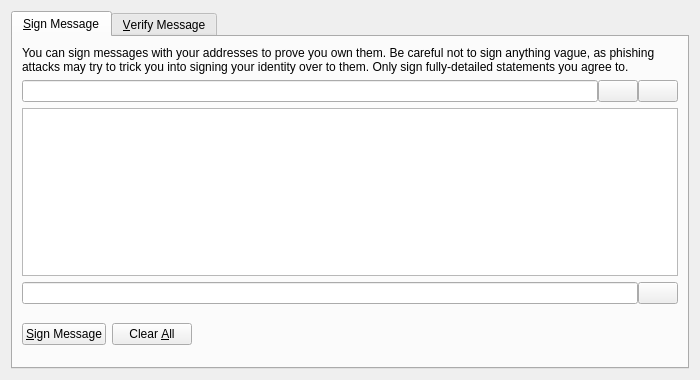
Old version of the form src/qt/forms/signverifymessagedialog.ui in the repository coincryptonium/cryptoniumcoin.
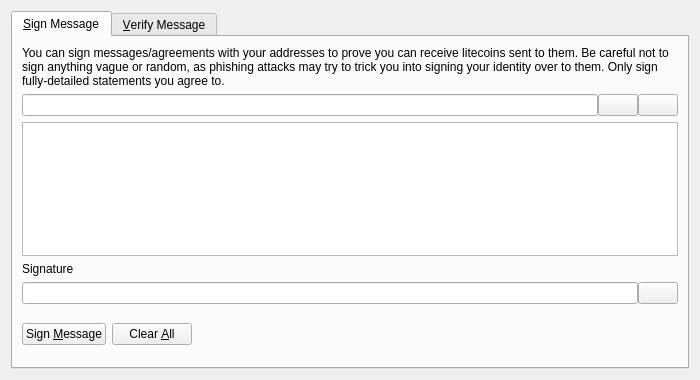
New version of the form. The open tabs and pages were chosen to show the change. Icons and pictures are not drawn. Custom widgets are drawn as their Qt base class.

What changed in the file:
```diff
--- a/src/qt/forms/signverifymessagedialog.ui
+++ b/src/qt/forms/signverifymessagedialog.ui
@@ -30,7 +30,7 @@
        <item>
         <widget class="QLabel" name="infoLabel_SM">
          <property name="text">
-          <string>You can sign messages with your addresses to prove you own them. Be careful not to sign anything vague, as phishing attacks may try to trick you into signing your identity over to them. Only sign fully-detailed statements you agree to.</string>
+          <string>You can sign messages/agreements with your addresses to prove you can receive litecoins sent to them. Be careful not to sign anything vague or random, as phishing attacks may try to trick you into signing your identity over to them. Only sign fully-detailed statements you agree to.</string>
          </property>
          <property name="textFormat">
           <enum>Qt::PlainText</enum>
@@ -104,6 +104,16 @@
          </property>
         </widget>
        </item>
+       <item>
+        <widget class="QLabel" name="signatureLabel_SM">
+         <property name="text">
+          <string>Signature</string>
+         </property>
+         <property name="textFormat">
+          <enum>Qt::PlainText</enum>
+         </property>
+        </widget>
+       </item>
        <item>
         <layout class="QHBoxLayout" name="horizontalLayout_2_SM">
          <property name="spacing">
@@ -148,7 +158,7 @@
             <string>Sign the message to prove you own this Cryptoniumcoin address</string>
            </property>
            <property name="text">
-            <string>&amp;Sign Message</string>
+            <string>Sign &amp;Message</string>
            </property>
            <property name="icon">
             <iconset resource="../bitcoin.qrc">
```
Left out of the diff: 24 changed lines with no effect on the pictures.
